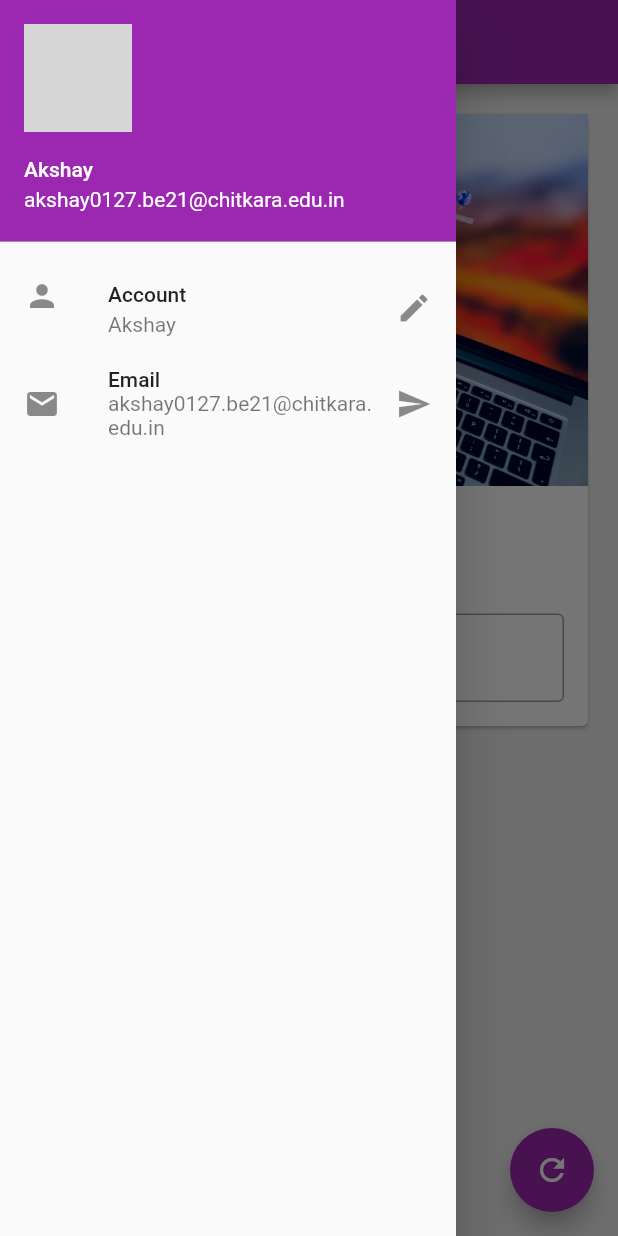
After one commit to hey-ak/Flutter-Refresher, a Flutter app: the screen it shows after launch, with the side drawer open, on a phone screen of 412 x 824 dp. The commit adds this screen. Run offline on Flutter 3.47's test engine with Material 2 defaults, Android fonts, the phone set to English and light mode, and no system bars; network calls fail; grey boxes are pictures that could not be loaded.

Commit message:
chapter 3 completed

```diff
--- /dev/null
+++ b/lib/Drawer.dart
@@ -0,0 +1,54 @@
+import 'package:flutter/material.dart';
+
+class MyDrawer extends StatefulWidget {
+  const MyDrawer({super.key});
+
+  @override
+  State<MyDrawer> createState() => _MyDrawerState();
+}
+
+class _MyDrawerState extends State<MyDrawer> {
+  @override
+  Widget build(BuildContext context) {
+    return Drawer(
+        child: ListView(
+          padding: EdgeInsets.zero,
+          children: [
+            UserAccountsDrawerHeader(
+              accountName: Text("Akshay"),
+              accountEmail: Text("akshay0127.be21@chitkara.edu.in"),
+              currentAccountPicture: CircleAvatar(
+                backgroundImage: NetworkImage(
+                    "https://images.unsplash.com/photo-1570295999919-56ceb5ecca61?ixlib=rb-4.0.3&ixid=MnwxMjA3fDB8MHxzZWFyY2h8Mnx8TWFufGVufDB8fDB8fA%3D%3D&auto=format&fit=crop&w=500&q=60"),
+              ),
+            ),
+
+            ListTile(
+              leading: Icon(Icons.person),
+              title: Text("Account"),
+              subtitle: Text("Akshay"),
+              trailing: Icon(Icons.edit),
+            ),
+            ListTile(
+              leading: Icon(Icons.email),
+              title: Text("Email"),
+              subtitle: Text("akshay0127.be21@chitkara.edu.in"),
+              trailing: Icon(Icons.send),
+            ),
+            // ListTile(
+            //   leading: Icon(Icons.email),
+            //   title: Text("Email"),
+            //   subtitle: Text("akshay0127.be21@chitkara.edu.in"),
+            //   trailing: Icon(Icons.send),
+            // ),
+            // ListTile(
+            //   leading: Icon(Icons.email),
+            //   title: Text("Email"),
+            //   subtitle: Text("akshay0127.be21@chitkara.edu.in"),
+            //   trailing: Icon(Icons.send),
+            // ),
+          ],
+        ),
+      );
+  }
+}
--- /dev/null
+++ b/lib/Pages/HomePage.dart
@@ -0,0 +1,48 @@
+import 'package:flutter/material.dart';
+
+import '../Drawer.dart';
+import '../changeNameCard.dart';
+
+class Homepage extends StatefulWidget {
+  const Homepage({super.key});
+
+  @override
+  State<Homepage> createState() => _HomepageState();
+}
+
+class _HomepageState extends State<Homepage> {
+  TextEditingController _newControler = TextEditingController();
+  var myText = "Change Me";
+  @override
+  void initState() {
+    // TODO: implement initState
+    super.initState();
+  }
+
+  @override
+  Widget build(BuildContext context) {
+    return Scaffold(
+      backgroundColor: Colors.grey[200],
+      appBar: AppBar(
+        title: Text("NewApp"),
+      ),
+      body: Padding(
+        padding: const EdgeInsets.all(16.0),
+        child: SingleChildScrollView(
+          child: Card(
+              child: ChangeNameCard(myText: myText, newControler: _newControler)),
+        ),
+      ),
+      floatingActionButton: FloatingActionButton(
+        onPressed: () {
+          myText = _newControler.text;
+          setState(() {
+
+          });
+        },
+        child: Icon(Icons.refresh),
+      ),
+      drawer: MyDrawer()
+    );
+  }
+}
--- /dev/null
+++ b/lib/bgimage.dart
@@ -0,0 +1,13 @@
+import 'package:flutter/material.dart';
+
+class BgImage extends StatelessWidget {
+  const BgImage({super.key});
+
+  @override
+  Widget build(BuildContext context) {
+    return Image.asset(
+                "assets/login.jpg",
+                fit: BoxFit.cover,
+              );
+  }
+}
--- /dev/null
+++ b/lib/changeNameCard.dart
@@ -0,0 +1,48 @@
+import 'package:flutter/material.dart';
+
+import 'bgimage.dart';
+
+class ChangeNameCard extends StatelessWidget {
+  const ChangeNameCard({
+    Key? key,
+    required this.myText,
+    required TextEditingController newControler,
+  })  : _newControler = newControler,
+        super(key: key);
+
+  final String myText;
+  final TextEditingController _newControler;
+
+  @override
+  Widget build(BuildContext context) {
+    return Column(
+      children: [
+        BgImage(),
+        SizedBox(
+          height: 20,
+        ),
+        Text(
+          myText,
+          style: TextStyle(
+            fontSize: 25,
+            fontWeight: FontWeight.bold,
+          ),
+        ),
+        SizedBox(
+          height: 20,
+        ),
+        Padding(
+          padding: const EdgeInsets.all(16.0),
+          child: TextField(
+            controller: _newControler,
+            decoration: InputDecoration(
+              border: OutlineInputBorder(),
+              hintText: "Enter Name Here",
+              labelText: "Name",
+            ),
+          ),
+        )
+      ],
+    );
+  }
+}
--- a/lib/main.dart
+++ b/lib/main.dart
@@ -1,4 +1,8 @@
 import 'package:flutter/material.dart';
+import 'package:newapp/Drawer.dart';
+import 'package:newapp/Pages/HomePage.dart';
+import 'package:newapp/bgimage.dart';
+import 'package:newapp/changeNameCard.dart';
 
 void main() {
   runApp(MaterialApp(
@@ -7,117 +11,3 @@ void main() {
     theme: ThemeData(primarySwatch: Colors.purple),
   ));
 }
-
-class Homepage extends StatefulWidget {
-  const Homepage({super.key});
-
-  @override
-  State<Homepage> createState() => _HomepageState();
-}
-
-class _HomepageState extends State<Homepage> {
-  TextEditingController _newControler = TextEditingController();
-  var myText = "Change Me";
-  @override
-  void initState() {
-    // TODO: implement initState
-    super.initState();
-  }
-
-  @override
-  Widget build(BuildContext context) {
-    return Scaffold(
-      backgroundColor: Colors.grey[200],
-      appBar: AppBar(
-        title: Text("NewApp"),
-      ),
-      body: Padding(
-        padding: const EdgeInsets.all(16.0),
-        child: SingleChildScrollView(
-          child: Card(
-              child: Column(
-            children: [
-              Image.asset(
-                "assets/login.jpg",
-                fit: BoxFit.cover,
-              ),
-              SizedBox(
-                height: 20,
-              ),
-              Text(
-                myText,
-                style: TextStyle(
-                  fontSize: 25,
-                  fontWeight: FontWeight.bold,
-                ),
-              ),
-              SizedBox(
-                height: 20,
-              ),
-              Padding(
-                padding: const EdgeInsets.all(16.0),
-                child: TextField(
-                  controller: _newControler,
-                  decoration: InputDecoration(
-                    border: OutlineInputBorder(),
-                    hintText: "Enter Name Here",
-                    labelText: "Name",
-                  ),
-                ),
-              )
-            ],
-          )),
-        ),
-      ),
-      floatingActionButton: FloatingActionButton(
-        onPressed: () {
-          myText = _newControler.text;
-          setState(() {
-
-          });
-        },
-        child: Icon(Icons.refresh),
-      ),
-      drawer: Drawer(
-        child: ListView(
-          padding: EdgeInsets.zero,
-          children: [
-            UserAccountsDrawerHeader(
-              accountName: Text("Akshay"),
-              accountEmail: Text("akshay0127.be21@chitkara.edu.in"),
-              currentAccountPicture: CircleAvatar(
-                backgroundImage: NetworkImage(
-                    "https://images.unsplash.com/photo-1570295999919-56ceb5ecca61?ixlib=rb-4.0.3&ixid=MnwxMjA3fDB8MHxzZWFyY2h8Mnx8TWFufGVufDB8fDB8fA%3D%3D&auto=format&fit=crop&w=500&q=60"),
-              ),
-            ),
-
-            ListTile(
-              leading: Icon(Icons.person),
-              title: Text("Account"),
-              subtitle: Text("Akshay"),
-              trailing: Icon(Icons.edit),
-            ),
-            ListTile(
-              leading: Icon(Icons.email),
-              title: Text("Email"),
-              subtitle: Text("akshay0127.be21@chitkara.edu.in"),
-              trailing: Icon(Icons.send),
-            ),
-            // ListTile(
-            //   leading: Icon(Icons.email),
-            //   title: Text("Email"),
-            //   subtitle: Text("akshay0127.be21@chitkara.edu.in"),
-            //   trailing: Icon(Icons.send),
-            // ),
-            // ListTile(
-            //   leading: Icon(Icons.email),
-            //   title: Text("Email"),
-            //   subtitle: Text("akshay0127.be21@chitkara.edu.in"),
-            //   trailing: Icon(Icons.send),
-            // ),
-          ],
-        ),
-      ),
-    );
-  }
-}
```
